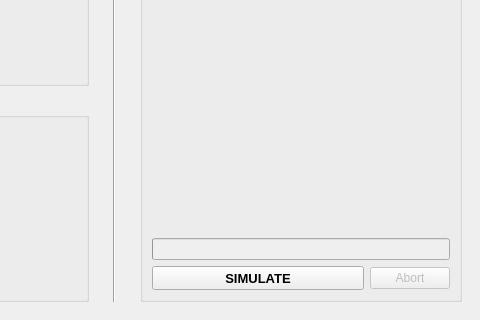
The window that frcpredict/ui/window/main_window_w.ui (Bodeeen/Resolution_prediction_software) describes before a commit, drawn with Qt 5; both pictures show x 680 to 1160 and y 400 to 720 of the 1160 by 720 pixel window.
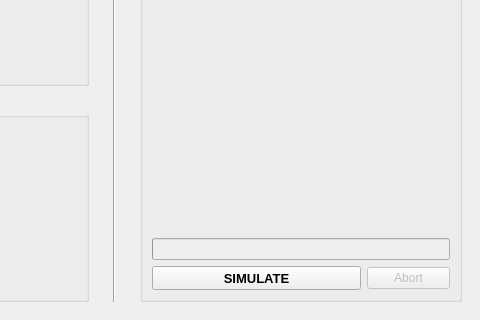
The same window after the commit. Custom widgets are drawn as their Qt base class.

Commit message: feat: abort button and progress bar for simulation

What changed in the file:
```diff
--- a/frcpredict/ui/window/main_window_w.ui
+++ b/frcpredict/ui/window/main_window_w.ui
@@ -377,7 +377,7 @@
           </widget>
          </item>
          <item>
-          <layout class="QHBoxLayout" name="horizontalLayout_5" stretch="1,0">
+          <layout class="QHBoxLayout" name="horizontalLayout_5" stretch="5,2">
            <item>
             <widget class="QPushButton" name="btnSimulateFrc">
              <property name="minimumSize">
```
The commit also changes 5 other files.
